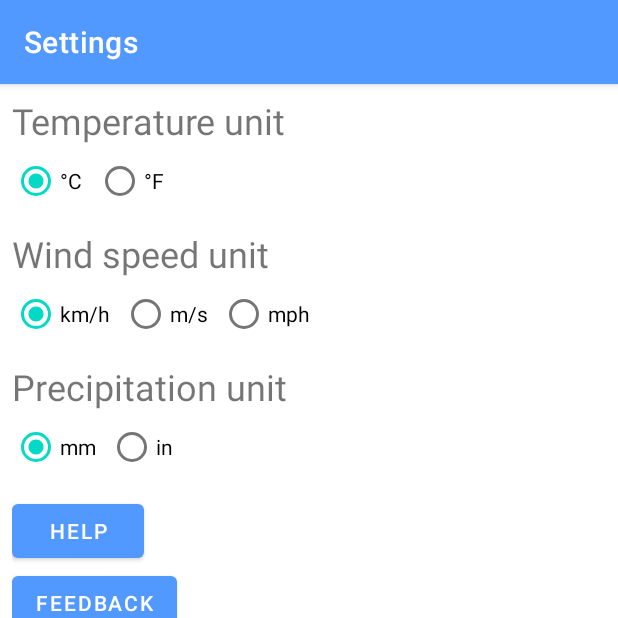
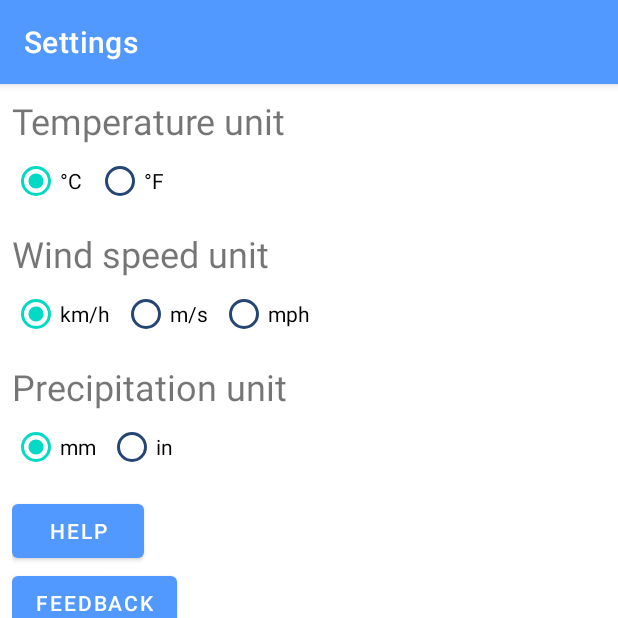
Before and after one commit to GustavLindberg99/AndroidWeather, an Android app: the screen it shows after launch (Settings), after a tap on "Settings", on a phone screen of 412 x 824 dp, the top half of it. Run offline under Robolectric (Android 15) with nearby library versions, the phone set to English and light mode, and no system bars; our stand-ins replace Volley; libraries missing offline, so code that uses them is left out: com.matthewtamlin.sliding_intro_screen_library; 3 statements that could not run were skipped.

Commit message:
Add files via upload

```diff
--- a/app/src/main/res/values/themes.xml
+++ b/app/src/main/res/values/themes.xml
@@ -1,4 +1,4 @@
-<resources xmlns:tools="http://schemas.android.com/tools">
+<resources>
     <!-- Base application theme. -->
     <style name="Theme.MainActivity" parent="Theme.AppCompat.Light.NoActionBar">
         <!-- Primary brand color. -->
@@ -15,7 +15,8 @@
         <item name="colorPrimary">@color/skyBlue</item>
         <item name="colorOnPrimary">@color/white</item>
         <!-- Status bar color. -->
-        <item name="android:statusBarColor" tools:targetApi="l">?attr/colorPrimary</item>
+        <item name="android:statusBarColor">?attr/colorPrimary</item>
+        <item name="colorSurface">?attr/colorPrimary</item>
     </style>
 
     <style name="Theme.SecondaryActivities.AppWidgetContainerParent" parent="@android:style/Theme.DeviceDefault">
```
